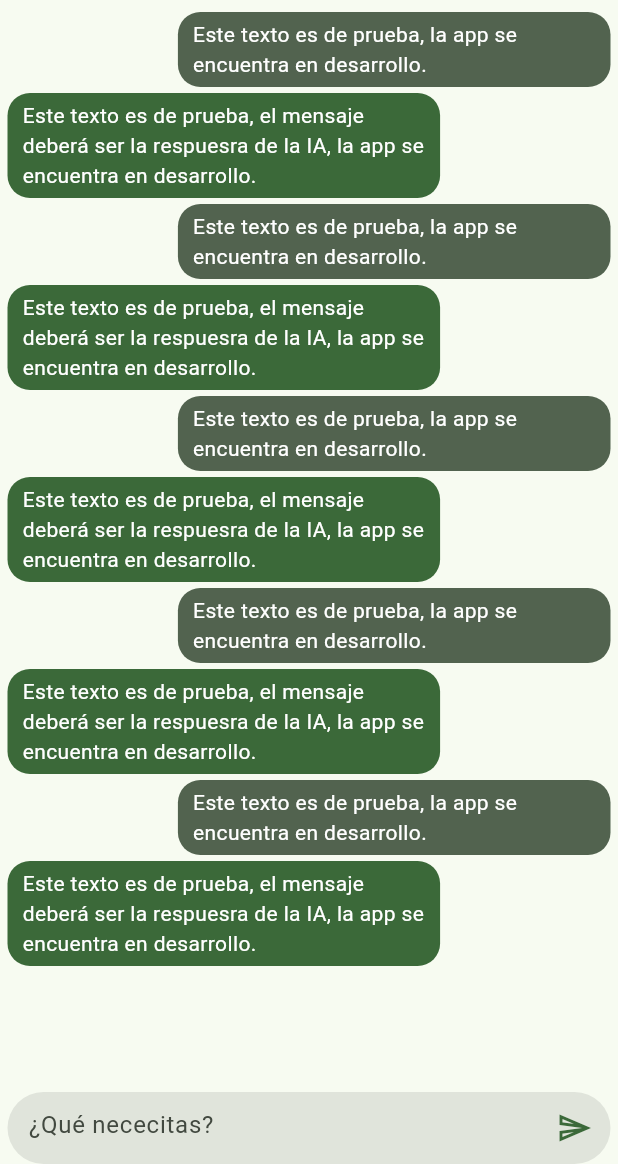
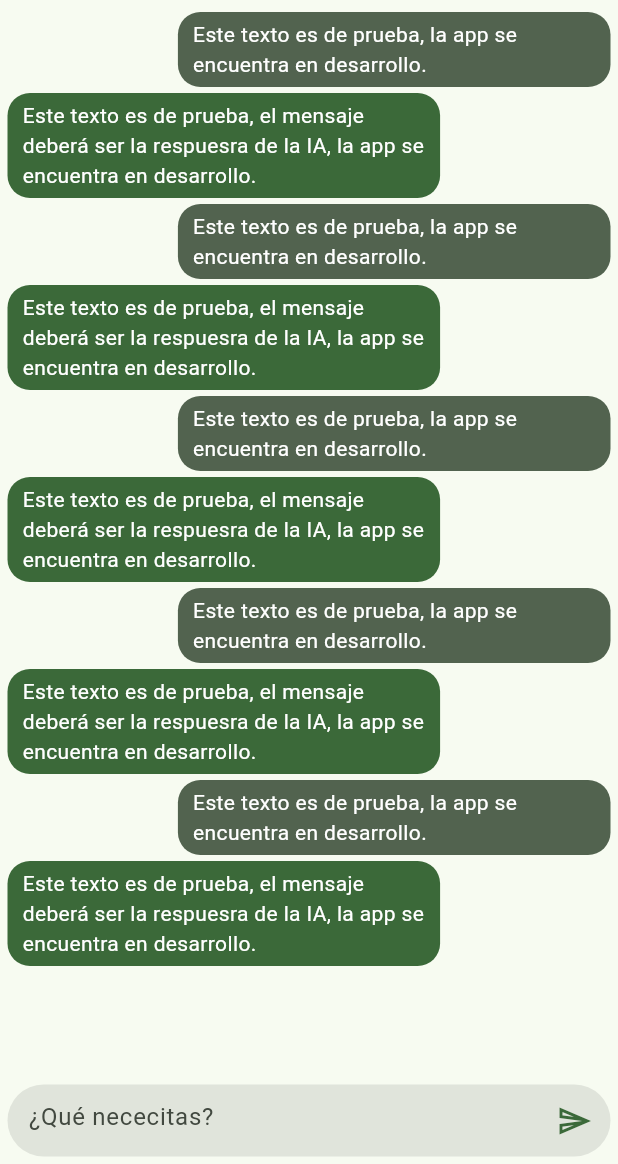
Before and after one commit to JulianBol/chatApp, a Flutter app: the screen it shows after launch, on a phone screen of 412 x 824 dp, the part 72-1236 px from its top. Run offline on Flutter 3.47's test engine with Material 3 defaults, Android fonts, the light colour scheme and no system bars; network calls fail.

Commit message:
Ready message input design

```diff
--- a/lib/widgets/input_message.dart
+++ b/lib/widgets/input_message.dart
@@ -43,7 +43,7 @@ class InputMessage extends StatelessWidget {
     );
 
     return Container(
-        // margin: const EdgeInsets.symmetric(vertical: 5),
+        margin: const EdgeInsets.only(bottom: 5),
         child: TextFormField(
             decoration: inputDecoration,
             controller: textController,
```
